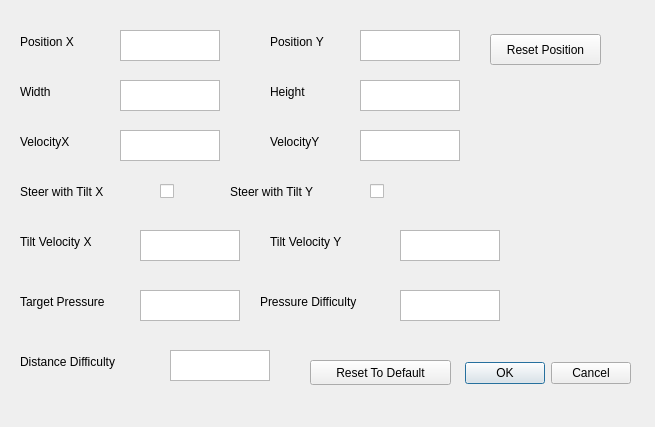
The window that design/target_params.ui (UNSW-Interactive/cowriter_path_following) describes before a commit, drawn with Qt 5.
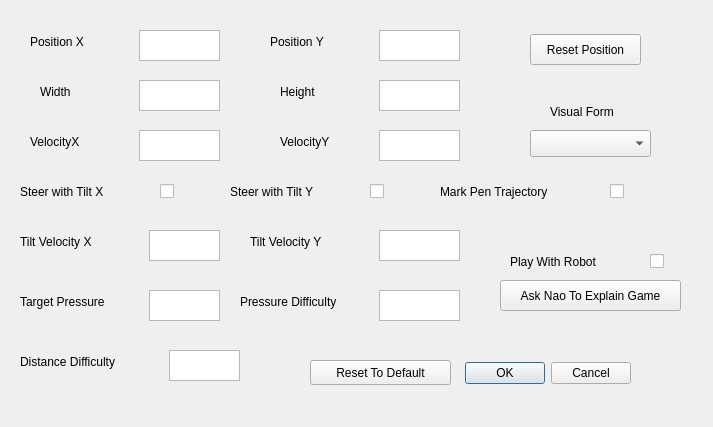
The same window after the commit.

What changed in the file:
```diff
--- a/design/target_params.ui
+++ b/design/target_params.ui
@@ -6,7 +6,7 @@
    <rect>
     <x>0</x>
     <y>0</y>
-    <width>655</width>
+    <width>713</width>
     <height>427</height>
    </rect>
   </property>
@@ -19,9 +19,9 @@
   <widget class="QTextEdit" name="e_velocityY">
    <property name="geometry">
     <rect>
-     <x>360</x>
+     <x>379</x>
      <y>130</y>
-     <width>100</width>
+     <width>81</width>
      <height>31</height>
     </rect>
    </property>
@@ -45,9 +45,9 @@
   <widget class="QTextEdit" name="e_targetPressure">
    <property name="geometry">
     <rect>
-     <x>140</x>
+     <x>149</x>
      <y>290</y>
-     <width>100</width>
+     <width>71</width>
      <height>31</height>
     </rect>
    </property>
@@ -55,9 +55,9 @@
   <widget class="QTextEdit" name="e_velocityX">
    <property name="geometry">
     <rect>
-     <x>120</x>
+     <x>139</x>
      <y>130</y>
-     <width>100</width>
+     <width>81</width>
      <height>31</height>
     </rect>
    </property>
@@ -65,9 +65,9 @@
   <widget class="QTextEdit" name="e_positionY">
    <property name="geometry">
     <rect>
-     <x>360</x>
+     <x>379</x>
      <y>30</y>
-     <width>100</width>
+     <width>81</width>
      <height>31</height>
     </rect>
    </property>
@@ -75,9 +75,9 @@
   <widget class="QTextEdit" name="e_positionX">
    <property name="geometry">
     <rect>
-     <x>120</x>
+     <x>139</x>
      <y>30</y>
-     <width>100</width>
+     <width>81</width>
      <height>31</height>
     </rect>
    </property>
@@ -85,7 +85,7 @@
   <widget class="QLabel" name="label_positionX">
    <property name="geometry">
     <rect>
-     <x>20</x>
+     <x>30</x>
      <y>20</y>
      <width>71</width>
      <height>43</height>
@@ -98,9 +98,9 @@
   <widget class="QLabel" name="label_velocityY">
    <property name="geometry">
     <rect>
-     <x>270</x>
+     <x>280</x>
      <y>120</y>
-     <width>71</width>
+     <width>81</width>
      <height>44</height>
     </rect>
    </property>
@@ -111,7 +111,7 @@
   <widget class="QLabel" name="label_velocityX">
    <property name="geometry">
     <rect>
-     <x>20</x>
+     <x>30</x>
      <y>120</y>
      <width>71</width>
      <height>43</height>
@@ -139,7 +139,7 @@
     <rect>
      <x>270</x>
      <y>20</y>
-     <width>81</width>
+     <width>91</width>
      <height>43</height>
     </rect>
    </property>
@@ -203,7 +203,7 @@
     <rect>
      <x>20</x>
      <y>170</y>
-     <width>121</width>
+     <width>131</width>
      <height>43</height>
     </rect>
    </property>
@@ -214,7 +214,7 @@
   <widget class="QLabel" name="label_height">
    <property name="geometry">
     <rect>
-     <x>270</x>
+     <x>280</x>
      <y>70</y>
      <width>81</width>
      <height>43</height>
@@ -227,9 +227,9 @@
   <widget class="QTextEdit" name="e_width">
    <property name="geometry">
     <rect>
-     <x>120</x>
+     <x>139</x>
      <y>80</y>
-     <width>100</width>
+     <width>81</width>
      <height>31</height>
     </rect>
    </property>
@@ -237,7 +237,7 @@
   <widget class="QLabel" name="label_width">
    <property name="geometry">
     <rect>
-     <x>20</x>
+     <x>40</x>
      <y>70</y>
      <width>71</width>
      <height>43</height>
@@ -250,9 +250,9 @@
   <widget class="QTextEdit" name="e_height">
    <property name="geometry">
     <rect>
-     <x>360</x>
+     <x>379</x>
      <y>80</y>
-     <width>100</width>
+     <width>81</width>
      <height>31</height>
     </rect>
    </property>
@@ -273,9 +273,9 @@
   <widget class="QLabel" name="label_tiltVelocityY">
    <property name="geometry">
     <rect>
-     <x>270</x>
+     <x>250</x>
      <y>220</y>
-     <width>101</width>
+     <width>111</width>
      <height>44</height>
     </rect>
    </property>
@@ -286,9 +286,9 @@
   <widget class="QTextEdit" name="e_tiltVelocityY">
    <property name="geometry">
     <rect>
-     <x>400</x>
+     <x>379</x>
      <y>230</y>
-     <width>100</width>
+     <width>81</width>
      <height>31</height>
     </rect>
    </property>
@@ -296,9 +296,9 @@
   <widget class="QTextEdit" name="e_tiltVelocityX">
    <property name="geometry">
     <rect>
-     <x>140</x>
+     <x>149</x>
      <y>230</y>
-     <width>100</width>
+     <width>71</width>
      <height>31</height>
     </rect>
    </property>
@@ -306,9 +306,9 @@
   <widget class="QTextEdit" name="e_pressureDifficulty">
    <property name="geometry">
     <rect>
-     <x>400</x>
+     <x>379</x>
      <y>290</y>
-     <width>100</width>
+     <width>81</width>
      <height>31</height>
     </rect>
    </property>
@@ -316,9 +316,9 @@
   <widget class="QLabel" name="label_pressureDifficulty">
    <property name="geometry">
     <rect>
-     <x>260</x>
+     <x>240</x>
      <y>280</y>
-     <width>131</width>
+     <width>141</width>
      <height>43</height>
     </rect>
    </property>
@@ -342,7 +342,7 @@
   <widget class="QPushButton" name="buttonResetPosition">
    <property name="geometry">
     <rect>
-     <x>490</x>
+     <x>530</x>
      <y>34</y>
      <width>111</width>
      <height>31</height>
@@ -357,7 +357,7 @@
     <rect>
      <x>20</x>
      <y>340</y>
-     <width>131</width>
+     <width>141</width>
      <height>43</height>
     </rect>
    </property>
@@ -368,13 +368,119 @@
   <widget class="QTextEdit" name="e_distanceDifficulty">
    <property name="geometry">
     <rect>
-     <x>170</x>
+     <x>169</x>
      <y>350</y>
-     <width>100</width>
+     <width>71</width>
      <height>31</height>
     </rect>
    </property>
   </widget>
+  <widget class="QLabel" name="label_visualForm">
+   <property name="geometry">
+    <rect>
+     <x>550</x>
+     <y>90</y>
+     <width>91</width>
+     <height>43</height>
+    </rect>
+   </property>
+   <property name="text">
+    <string>Visual Form</string>
+   </property>
+  </widget>
+  <widget class="QComboBox" name="choice_visualForm">
+   <property name="geometry">
+    <rect>
+     <x>530</x>
+     <y>130</y>
+     <width>121</width>
+     <height>27</height>
+    </rect>
+   </property>
+   <property name="styleSheet">
+    <string notr="true"/>
+   </property>
+   <property name="currentText">
+    <string/>
+   </property>
+  </widget>
+  <widget class="QLabel" name="label_markPenTraj">
+   <property name="geometry">
+    <rect>
+     <x>440</x>
+     <y>170</y>
+     <width>161</width>
+     <height>43</height>
+    </rect>
+   </property>
+   <property name="text">
+    <string>Mark Pen Trajectory</string>
+   </property>
+  </widget>
+  <widget class="QCheckBox" name="c_markPenTraj">
+   <property name="geometry">
+    <rect>
+     <x>610</x>
+     <y>180</y>
+     <width>21</width>
+     <height>22</height>
+    </rect>
+   </property>
+   <property name="acceptDrops">
+    <bool>false</bool>
+   </property>
+   <property name="text">
+    <string/>
+   </property>
+   <property name="checked">
+    <bool>false</bool>
+   </property>
+  </widget>
+  <widget class="QCheckBox" name="c_playWithRobot">
+   <property name="geometry">
+    <rect>
+     <x>650</x>
+     <y>250</y>
+     <width>21</width>
+     <height>22</height>
+    </rect>
+   </property>
+   <property name="acceptDrops">
+    <bool>false</bool>
+   </property>
+   <property name="text">
+    <string/>
+   </property>
+   <property name="checked">
+    <bool>false</bool>
+   </property>
+  </widget>
+  <widget class="QLabel" name="label_playWithRobot">
+   <property name="geometry">
+    <rect>
+     <x>510</x>
+     <y>240</y>
+     <width>131</width>
+     <height>43</height>
+    </rect>
+   </property>
+   <property name="text">
+    <string>Play With Robot</string>
+   </property>
+  </widget>
+  <widget class="QPushButton" name="buttonNaoExplain">
+   <property name="geometry">
+    <rect>
+     <x>500</x>
+     <y>280</y>
+     <width>181</width>
+     <height>31</height>
+    </rect>
+   </property>
+   <property name="text">
+    <string>Ask Nao To Explain Game</string>
+   </property>
+  </widget>
  </widget>
  <resources/>
  <connections/>
```
Left out of the diff: 4 changed lines with no effect on the pictures.
